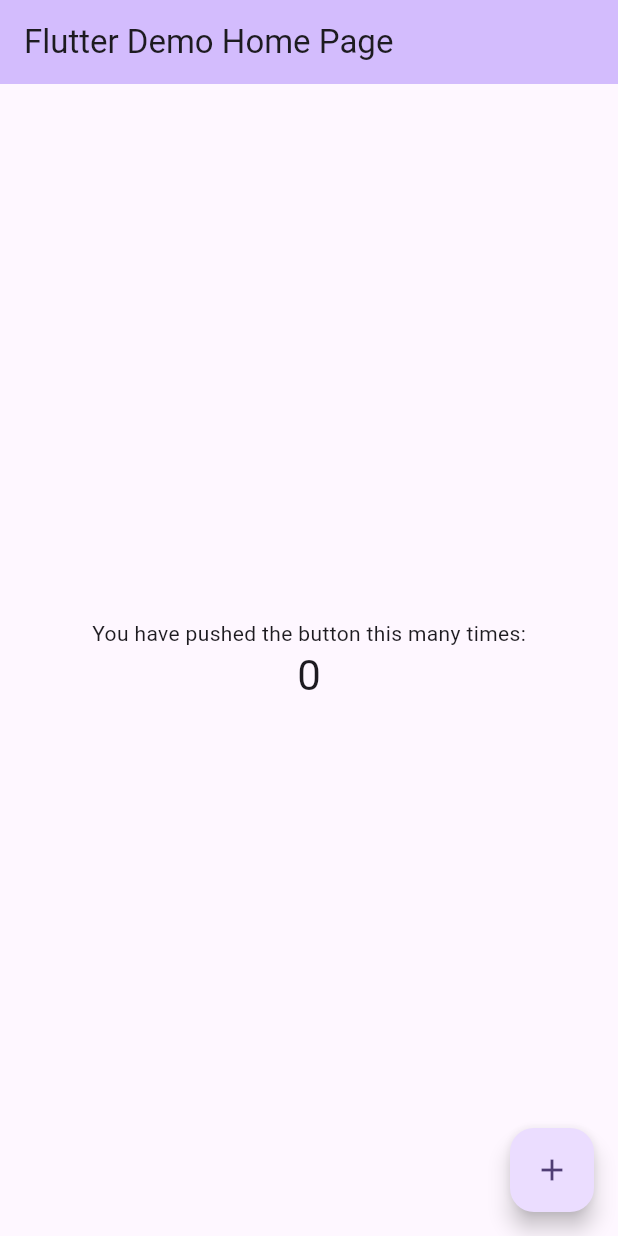
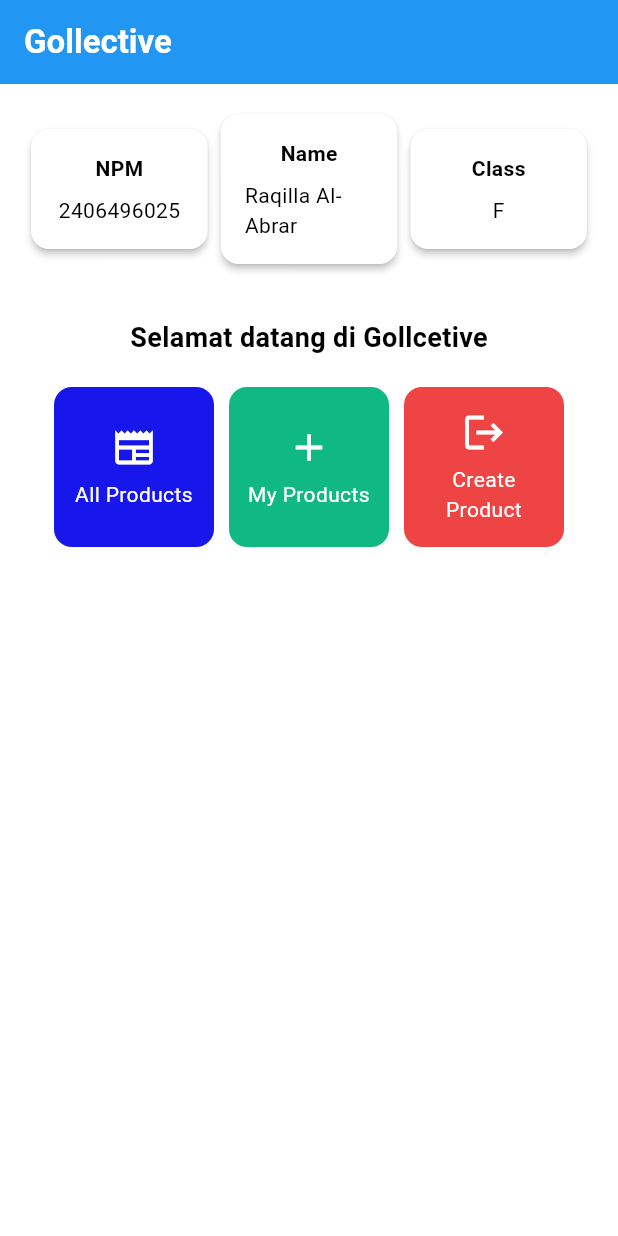
Before and after one commit to Cytiez/gollective-mobile, a Flutter app: the screen it shows after launch, on a phone screen of 412 x 824 dp. Run offline on Flutter 3.47's test engine with Material 3 defaults, Android fonts, the light colour scheme and no system bars.

Commit message:
tugas 7 selesai

```diff
--- a/lib/main.dart
+++ b/lib/main.dart
@@ -1,4 +1,5 @@
 import 'package:flutter/material.dart';
+import 'package:gollective/menu.dart';
 
 void main() {
   runApp(const MyApp());
@@ -28,95 +29,9 @@
         //
         // This works for code too, not just values: Most code changes can be
         // tested with just a hot reload.
-        colorScheme: ColorScheme.fromSeed(seedColor: Colors.deepPurple),
-      ),
-      home: const MyHomePage(title: 'Flutter Demo Home Page'),
+      colorScheme: ColorScheme.fromSwatch(primarySwatch: Colors.blue)
+      .copyWith(secondary: Colors.blueAccent[400])),
+      home:MyHomePage(),
     );
   }
 }
-
-class MyHomePage extends StatefulWidget {
-  const MyHomePage({super.key, required this.title});
-
-  // This widget is the home page of your application. It is stateful, meaning
-  // that it has a State object (defined below) that contains fields that affect
-  // how it looks.
-
-  // This class is the configuration for the state. It holds the values (in this
-  // case the title) provided by the parent (in this case the App widget) and
-  // used by the build method of the State. Fields in a Widget subclass are
-  // always marked "final".
-
-  final String title;
-
-  @override
-  State<MyHomePage> createState() => _MyHomePageState();
-}
-
-class _MyHomePageState extends State<MyHomePage> {
-  int _counter = 0;
-
-  void _incrementCounter() {
-    setState(() {
-      // This call to setState tells the Flutter framework that something has
-      // changed in this State, which causes it to rerun the build method below
-      // so that the display can reflect the updated values. If we changed
-      // _counter without calling setState(), then the build method would not be
-      // called again, and so nothing would appear to happen.
-      _counter++;
-    });
-  }
-
-  @override
-  Widget build(BuildContext context) {
-    // This method is rerun every time setState is called, for instance as done
-    // by the _incrementCounter method above.
-    //
-    // The Flutter framework has been optimized to make rerunning build methods
-    // fast, so that you can just rebuild anything that needs updating rather
-    // than having to individually change instances of widgets.
-    return Scaffold(
-      appBar: AppBar(
-        // TRY THIS: Try changing the color here to a specific color (to
-        // Colors.amber, perhaps?) and trigger a hot reload to see the AppBar
-        // change color while the other colors stay the same.
-        backgroundColor: Theme.of(context).colorScheme.inversePrimary,
-        // Here we take the value from the MyHomePage object that was created by
-        // the App.build method, and use it to set our appbar title.
-        title: Text(widget.title),
-      ),
-      body: Center(
-        // Center is a layout widget. It takes a single child and positions it
-        // in the middle of the parent.
-        child: Column(
-          // Column is also a layout widget. It takes a list of children and
-          // arranges them vertically. By default, it sizes itself to fit its
-          // children horizontally, and tries to be as tall as its parent.
-          //
-          // Column has various properties to control how it sizes itself and
-          // how it positions its children. Here we use mainAxisAlignment to
-          // center the children vertically; the main axis here is the vertical
-          // axis because Columns are vertical (the cross axis would be
-          // horizontal).
-          //
-          // TRY THIS: Invoke "debug painting" (choose the "Toggle Debug Paint"
-          // action in the IDE, or press "p" in the console), to see the
-          // wireframe for each widget.
-          mainAxisAlignment: MainAxisAlignment.center,
-          children: <Widget>[
-            const Text('You have pushed the button this many times:'),
-            Text(
-              '$_counter',
-              style: Theme.of(context).textTheme.headlineMedium,
-            ),
-          ],
-        ),
-      ),
-      floatingActionButton: FloatingActionButton(
-        onPressed: _incrementCounter,
-        tooltip: 'Increment',
-        child: const Icon(Icons.add),
-      ), // This trailing comma makes auto-formatting nicer for build methods.
-    );
-  }
-}
--- /dev/null
+++ b/lib/menu.dart
@@ -0,0 +1,190 @@
+import 'package:flutter/material.dart';
+
+class MyHomePage extends StatelessWidget {
+  MyHomePage({super.key});
+
+  final String nama = "Raqilla Al-Abrar";
+  final String npm = "2406496025";
+  final String kelas = "F";
+  final List<ItemHomepage> items = [
+    ItemHomepage("All Products", Icons.newspaper, const Color(0xFF1717EB)),
+    ItemHomepage("My Products", Icons.add, const Color(0xFF10B981)),
+    ItemHomepage("Create Product", Icons.logout, const Color(0xFFEF4444)),
+  ];
+
+@override
+    Widget build(BuildContext context) {
+    // Scaffold menyediakan struktur dasar halaman dengan AppBar dan body.
+    return Scaffold(
+      // AppBar adalah bagian atas halaman yang menampilkan judul.
+      appBar: AppBar(
+        // Judul aplikasi "Football News" dengan teks putih dan tebal.
+        title: const Text(
+          'Gollective',
+          style: TextStyle(
+            color: Colors.white,
+            fontWeight: FontWeight.bold,
+          ),
+        ),
+        // Warna latar belakang AppBar diambil dari skema warna tema aplikasi.
+        backgroundColor: Theme.of(context).colorScheme.primary,
+      ),
+      // Body halaman dengan padding di sekelilingnya.
+      body: Padding(
+        padding: const EdgeInsets.all(16.0),
+        // Menyusun widget secara vertikal dalam sebuah kolom.
+        child: Column(
+          crossAxisAlignment: CrossAxisAlignment.center,
+          children: [
+            // Row untuk menampilkan 3 InfoCard secara horizontal.
+            Row(
+              mainAxisAlignment: MainAxisAlignment.spaceEvenly,
+              children: [
+                InfoCard(title: 'NPM', content: npm),
+                InfoCard(title: 'Name', content: nama),
+                InfoCard(title: 'Class', content: kelas),
+              ],
+            ),
+
+            // Memberikan jarak vertikal 16 unit.
+            const SizedBox(height: 16.0),
+
+            // Menempatkan widget berikutnya di tengah halaman.
+            Center(
+              child: Column(
+                // Menyusun teks dan grid item secara vertikal.
+
+                children: [
+                  // Menampilkan teks sambutan dengan gaya tebal dan ukuran 18.
+                  const Padding(
+                    padding: EdgeInsets.only(top: 16.0),
+                    child: Text(
+                      'Selamat datang di Gollcetive',
+                      style: TextStyle(
+                        fontWeight: FontWeight.bold,
+                        fontSize: 18.0,
+                      ),
+                    ),
+                  ),
+
+                  // Grid untuk menampilkan ItemCard dalam bentuk grid 3 kolom.
+                  GridView.count(
+                    primary: true,
+                    padding: const EdgeInsets.all(20),
+                    crossAxisSpacing: 10,
+                    mainAxisSpacing: 10,
+                    crossAxisCount: 3,
+                    // Agar grid menyesuaikan tinggi kontennya.
+                    shrinkWrap: true,
+
+                    // Menampilkan ItemCard untuk setiap item dalam list items.
+                    children: items.map((ItemHomepage item) {
+                      return ItemCard(item);
+                    }).toList(),
+                  ),
+                ],
+              ),
+            ),
+          ],
+        ),
+      ),
+    );
+  }
+}
+
+class ItemHomepage {
+ final String name;
+ final IconData icon;
+ final Color color;
+
+ ItemHomepage(this.name, this.icon, this.color);
+}
+
+class InfoCard extends StatelessWidget {
+  // Kartu informasi yang menampilkan title dan content.
+
+  final String title;  // Judul kartu.
+  final String content;  // Isi kartu.
+
+  const InfoCard({super.key, required this.title, required this.content});
+
+  @override
+  Widget build(BuildContext context) {
+    return Card(
+      // Membuat kotak kartu dengan bayangan dibawahnya.
+      elevation: 2.0,
+      child: Container(
+        // Mengatur ukuran dan jarak di dalam kartu.
+        width: MediaQuery.of(context).size.width / 3.5, // menyesuaikan dengan lebar device yang digunakan.
+        padding: const EdgeInsets.all(16.0),
+        // Menyusun title dan content secara vertikal.
+        child: Column(
+          children: [
+            Text(
+              title,
+              style: const TextStyle(fontWeight: FontWeight.bold),
+            ),
+            const SizedBox(height: 8.0),
+            Text(content),
+          ],
+        ),
+      ),
+    );
+  }
+}
+
+class ItemCard extends StatelessWidget {
+  // Menampilkan kartu dengan ikon dan nama.
+
+  final ItemHomepage item;
+
+  const ItemCard(this.item, {super.key});
+
+  @override
+  Widget build(BuildContext context) {
+    final bg = item.color;
+    const fg = Colors.white;
+    return Material(
+      // Menentukan warna latar belakang dari tema aplikasi.
+      color: bg,
+      // Membuat sudut kartu melengkung.
+      borderRadius: BorderRadius.circular(12),
+
+      child: InkWell(
+        // Aksi ketika kartu ditekan.
+        onTap: () {
+          // Menampilkan pesan SnackBar saat kartu ditekan.
+          ScaffoldMessenger.of(context)
+            ..hideCurrentSnackBar()
+            ..showSnackBar(
+              SnackBar(content: Text("Kamu telah menekan tombol ${item.name}!"))
+            );
+        },
+        // Container untuk menyimpan Icon dan Text
+        child: Container(
+          padding: const EdgeInsets.all(8),
+          child: Center(
+            child: Column(
+              // Menyusun ikon dan teks di tengah kartu.
+              mainAxisAlignment: MainAxisAlignment.center,
+              children: [
+                Icon(
+                  item.icon,
+                  color: Colors.white,
+                  size: 30.0,
+                ),
+                const Padding(padding: EdgeInsets.all(3)),
+                Text(
+                  item.name,
+                  textAlign: TextAlign.center,
+                  style: const TextStyle(color: Colors.white),
+                ),
+              ],
+            ),
+          ),
+        ),
+      ),
+    );
+  }
+
+}
```
